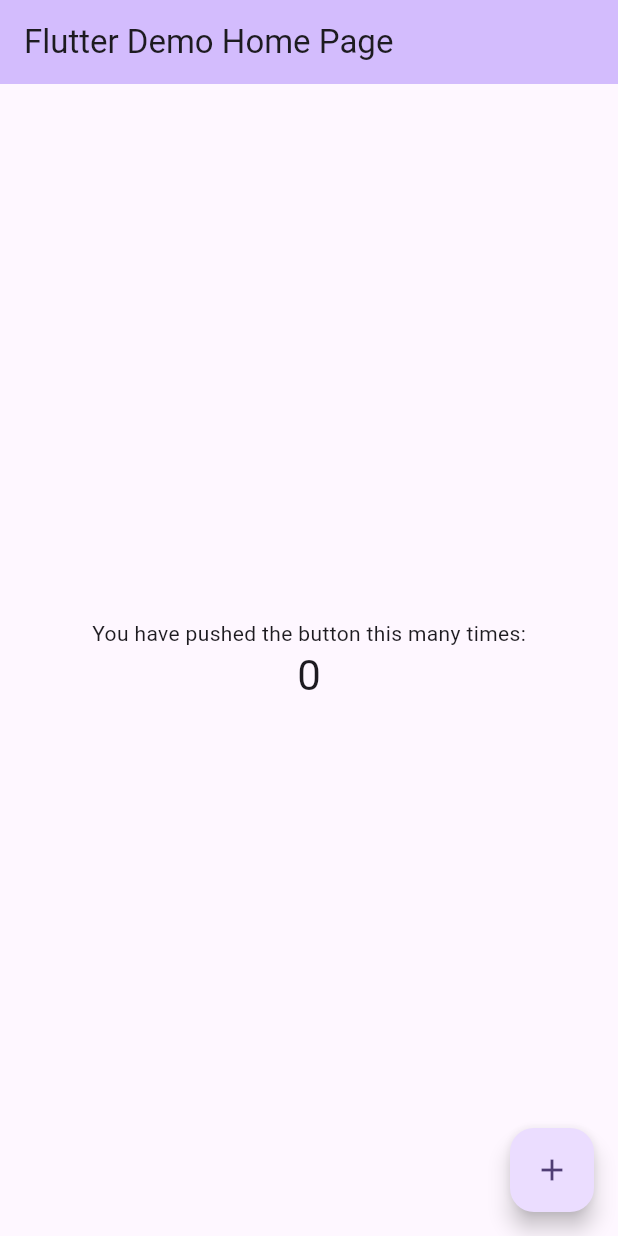
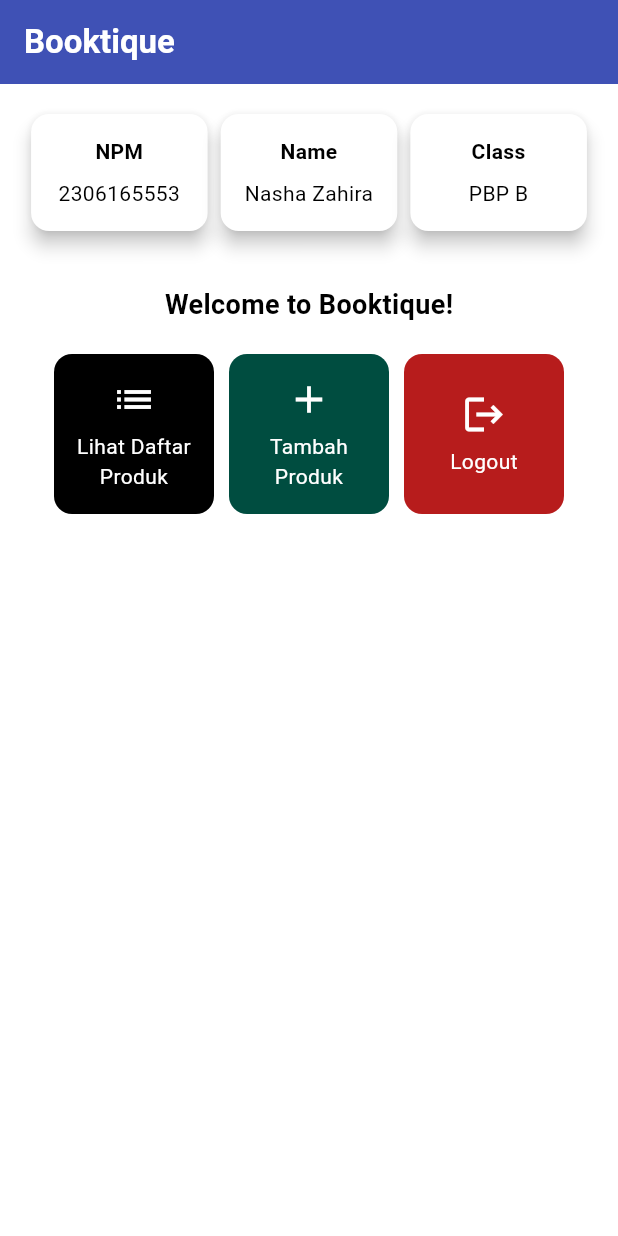
Before and after one commit to genshzin/booktique-mobile, a Flutter app: the screen it shows after launch, on a phone screen of 412 x 824 dp. Run offline on Flutter 3.47's test engine with Material 3 defaults, Android fonts, the phone set to English and light mode, and no system bars.

Commit message:
Add main application structure and menu page for Booktique

```diff
--- a/lib/main.dart
+++ b/lib/main.dart
@@ -1,4 +1,5 @@
 import 'package:flutter/material.dart';
+import 'package:booktique_mobile/menu.dart';
 
 void main() {
   runApp(const MyApp());
@@ -7,119 +8,17 @@ void main() {
 class MyApp extends StatelessWidget {
   const MyApp({super.key});
 
-  // This widget is the root of your application.
   @override
   Widget build(BuildContext context) {
     return MaterialApp(
-      title: 'Flutter Demo',
+      title: 'Booktique',
       theme: ThemeData(
-        // This is the theme of your application.
-        //
-        // TRY THIS: Try running your application with "flutter run". You'll see
-        // the application has a purple toolbar. Then, without quitting the app,
-        // try changing the seedColor in the colorScheme below to Colors.green
-        // and then invoke "hot reload" (save your changes or press the "hot
-        // reload" button in a Flutter-supported IDE, or press "r" if you used
-        // the command line to start the app).
-        //
-        // Notice that the counter didn't reset back to zero; the application
-        // state is not lost during the reload. To reset the state, use hot
-        // restart instead.
-        //
-        // This works for code too, not just values: Most code changes can be
-        // tested with just a hot reload.
-        colorScheme: ColorScheme.fromSeed(seedColor: Colors.deepPurple),
+        colorScheme: ColorScheme.fromSwatch(
+          primarySwatch: Colors.indigo,
+        ).copyWith(secondary: Colors.indigo[900]),
         useMaterial3: true,
       ),
-      home: const MyHomePage(title: 'Flutter Demo Home Page'),
+      home: MyHomePage(),
     );
   }
 }
-
-class MyHomePage extends StatefulWidget {
-  const MyHomePage({super.key, required this.title});
-
-  // This widget is the home page of your application. It is stateful, meaning
-  // that it has a State object (defined below) that contains fields that affect
-  // how it looks.
-
-  // This class is the configuration for the state. It holds the values (in this
-  // case the title) provided by the parent (in this case the App widget) and
-  // used by the build method of the State. Fields in a Widget subclass are
-  // always marked "final".
-
-  final String title;
-
-  @override
-  State<MyHomePage> createState() => _MyHomePageState();
-}
-
-class _MyHomePageState extends State<MyHomePage> {
-  int _counter = 0;
-
-  void _incrementCounter() {
-    setState(() {
-      // This call to setState tells the Flutter framework that something has
-      // changed in this State, which causes it to rerun the build method below
-      // so that the display can reflect the updated values. If we changed
-      // _counter without calling setState(), then the build method would not be
-      // called again, and so nothing would appear to happen.
-      _counter++;
-    });
-  }
-
-  @override
-  Widget build(BuildContext context) {
-    // This method is rerun every time setState is called, for instance as done
-    // by the _incrementCounter method above.
-    //
-    // The Flutter framework has been optimized to make rerunning build methods
-    // fast, so that you can just rebuild anything that needs updating rather
-    // than having to individually change instances of widgets.
-    return Scaffold(
-      appBar: AppBar(
-        // TRY THIS: Try changing the color here to a specific color (to
-        // Colors.amber, perhaps?) and trigger a hot reload to see the AppBar
-        // change color while the other colors stay the same.
-        backgroundColor: Theme.of(context).colorScheme.inversePrimary,
-        // Here we take the value from the MyHomePage object that was created by
-        // the App.build method, and use it to set our appbar title.
-        title: Text(widget.title),
-      ),
-      body: Center(
-        // Center is a layout widget. It takes a single child and positions it
-        // in the middle of the parent.
-        child: Column(
-          // Column is also a layout widget. It takes a list of children and
-          // arranges them vertically. By default, it sizes itself to fit its
-          // children horizontally, and tries to be as tall as its parent.
-          //
-          // Column has various properties to control how it sizes itself and
-          // how it positions its children. Here we use mainAxisAlignment to
-          // center the children vertically; the main axis here is the vertical
-          // axis because Columns are vertical (the cross axis would be
-          // horizontal).
-          //
-          // TRY THIS: Invoke "debug painting" (choose the "Toggle Debug Paint"
-          // action in the IDE, or press "p" in the console), to see the
-          // wireframe for each widget.
-          mainAxisAlignment: MainAxisAlignment.center,
-          children: <Widget>[
-            const Text(
-              'You have pushed the button this many times:',
-            ),
-            Text(
-              '$_counter',
-              style: Theme.of(context).textTheme.headlineMedium,
-            ),
-          ],
-        ),
-      ),
-      floatingActionButton: FloatingActionButton(
-        onPressed: _incrementCounter,
-        tooltip: 'Increment',
-        child: const Icon(Icons.add),
-      ), // This trailing comma makes auto-formatting nicer for build methods.
-    );
-  }
-}
--- /dev/null
+++ b/lib/menu.dart
@@ -0,0 +1,187 @@
+import 'package:flutter/material.dart';
+
+// Widget utama yang menampilkan halaman beranda aplikasi
+class MyHomePage extends StatelessWidget {
+  // Informasi pribadi pengguna
+  final String npm = '2306165553';
+  final String name = 'Nasha Zahira';
+  final String className = 'PBP B';
+  MyHomePage({super.key});
+
+  // Daftar item menu yang akan ditampilkan
+  final List<ItemHomepage> items = [
+    ItemHomepage("Lihat Daftar Produk", Icons.list),
+    ItemHomepage("Tambah Produk", Icons.add),
+    ItemHomepage("Logout", Icons.logout),
+  ];
+
+  @override
+  Widget build(BuildContext context) {
+    return Scaffold(
+      // Mengatur tampilan AppBar
+      appBar: AppBar(
+        title: const Text(
+          'Booktique',
+          style: TextStyle(
+            color: Colors.white,
+            fontWeight: FontWeight.bold,
+          ),
+        ),
+        backgroundColor: Theme.of(context).colorScheme.primary,
+      ),
+      backgroundColor: Colors.white,
+      // Konten utama halaman
+      body: Padding(
+        padding: const EdgeInsets.all(16.0),
+        child: Column(
+          crossAxisAlignment: CrossAxisAlignment.center,
+          children: [
+            // Baris kartu informasi (NPM, Nama, Kelas)
+            Row(
+              mainAxisAlignment: MainAxisAlignment.spaceEvenly,
+              children: [
+                InfoCard(title: 'NPM', content: npm),
+                InfoCard(title: 'Name', content: name),
+                InfoCard(title: 'Class', content: className),
+              ],
+            ),
+            const SizedBox(height: 16.0),
+            // Konten tengah dengan judul dan grid menu
+            Center(
+              child: Column(
+                children: [
+                  const Padding(
+                    padding: EdgeInsets.only(top: 16.0),
+                    child: Text(
+                      'Welcome to Booktique!',
+                      style: TextStyle(
+                        fontWeight: FontWeight.bold,
+                        fontSize: 18.0,
+                      ),
+                    ),
+                  ),
+                  // Grid layout untuk menu utama
+                  GridView.count(
+                    primary: true,
+                    padding: const EdgeInsets.all(20),
+                    crossAxisSpacing: 10,
+                    mainAxisSpacing: 10,
+                    crossAxisCount: 3,
+                    shrinkWrap: true,
+                    children: items.map((ItemHomepage item) {
+                      return ItemCard(item);
+                    }).toList(),
+                  ),
+                ],
+              ),
+            ),
+          ],
+        ),
+      ),
+    );
+  }
+}
+
+// Widget untuk menampilkan kartu informasi (NPM, Nama, Kelas)
+class InfoCard extends StatelessWidget {
+  final String title;
+  final String content;
+
+  const InfoCard({super.key, required this.title, required this.content});
+
+  @override
+  Widget build(BuildContext context) {
+    return Card(
+      elevation: 5.0,
+      child: Container(
+        width: MediaQuery.of(context).size.width / 3.5,
+        padding: const EdgeInsets.all(15.0),
+        child: Column(
+          children: [
+            Text(
+              title,
+              style: const TextStyle(fontWeight: FontWeight.bold),
+              textAlign: TextAlign.center,
+            ),
+            const SizedBox(height: 8.0),
+            Text(
+              content,
+              textAlign: TextAlign.center,
+            ),
+          ],
+        ),
+      ),
+    );
+  }
+}
+
+// Kelas untuk menyimpan data item menu
+class ItemHomepage {
+  final String name;
+  final IconData icon;
+
+  ItemHomepage(this.name, this.icon);
+}
+
+// Widget untuk menampilkan kartu menu
+class ItemCard extends StatelessWidget {
+  final ItemHomepage item;
+
+  const ItemCard(this.item, {super.key});
+
+  // Fungsi untuk menentukan warna background kartu berdasarkan jenis menu
+  Color _getColorForItem(BuildContext context) {
+    switch (item.name) {
+      case "Lihat Daftar Produk":
+        return Colors.black;
+      case "Tambah Produk":
+        return Colors.teal.shade900;
+      case "Logout":
+        return Colors.red.shade900;
+      default:
+        return Theme.of(context).colorScheme.secondary;
+    }
+  }
+
+  @override
+  Widget build(BuildContext context) {
+    return Material(
+      color: _getColorForItem(context),
+      borderRadius: BorderRadius.circular(12),
+      // Menambahkan efek sentuhan pada kartu
+      child: InkWell(
+        onTap: () {
+          // Menampilkan snackbar saat kartu ditekan
+          ScaffoldMessenger.of(context)
+            ..hideCurrentSnackBar()
+            ..showSnackBar(
+              SnackBar(content: Text("Kamu telah menekan tombol ${item.name}!")),
+            );
+        },
+        child: Container(
+          padding: const EdgeInsets.all(8),
+          child: Center(
+            child: Column(
+              mainAxisAlignment: MainAxisAlignment.center,
+              children: [
+                // Ikon menu
+                Icon(
+                  item.icon,
+                  color: Colors.white,
+                  size: 30.0,
+                ),
+                const Padding(padding: EdgeInsets.all(3)),
+                // Teks menu
+                Text(
+                  item.name,
+                  textAlign: TextAlign.center,
+                  style: const TextStyle(color: Colors.white),
+                ),
+              ],
+            ),
+          ),
+        ),
+      ),
+    );
+  }
+}
```
